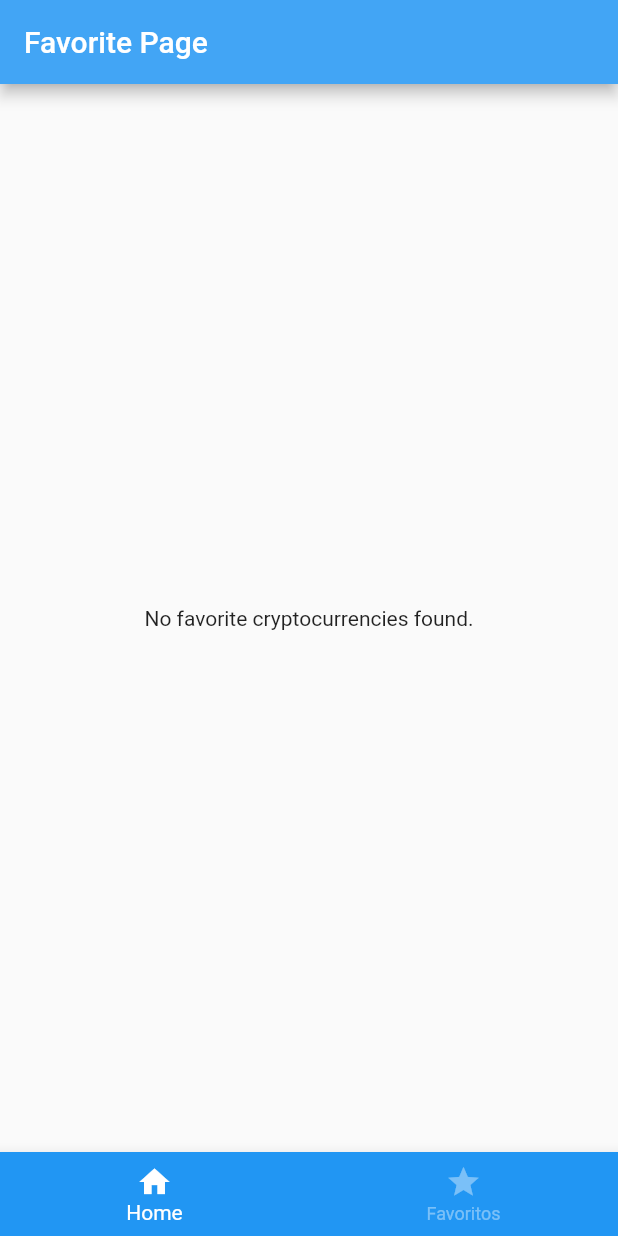
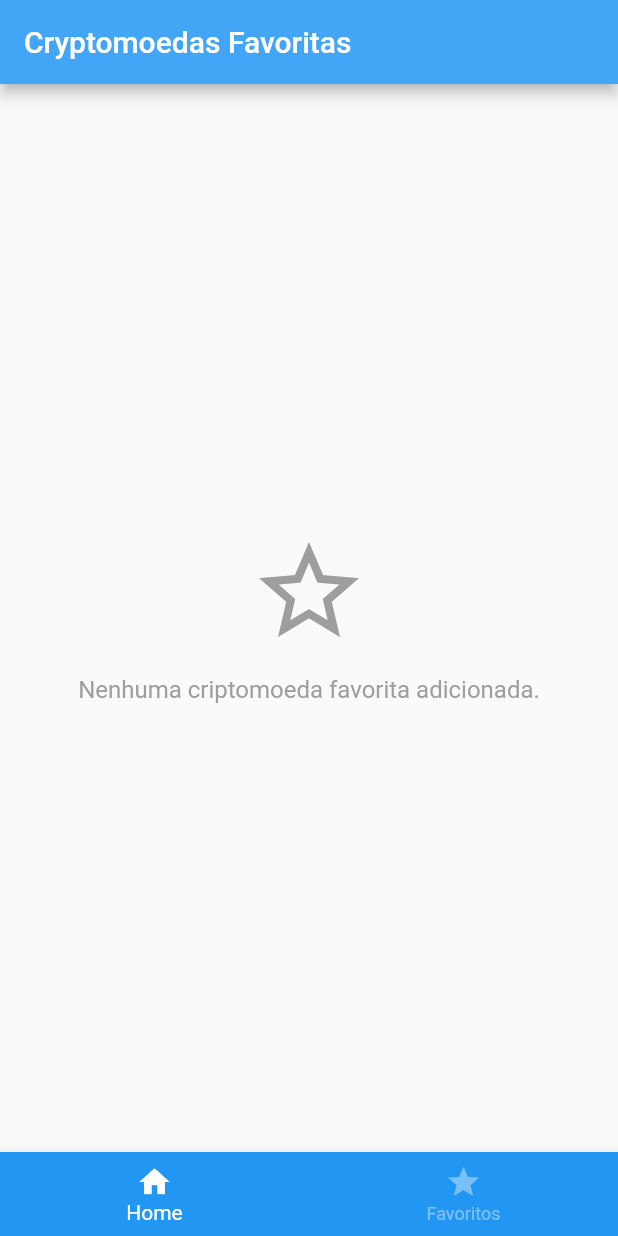
Before and after one commit to EduardoGomesSa/crypto_app, a Flutter app: the screen it shows after launch, swiped to page 2, on a phone screen of 412 x 824 dp. Run offline on Flutter 3.47's test engine with Material 3 defaults, Android fonts, the phone set to English and light mode, and no system bars; our stand-ins replace dio, fl_chart, flutter_dotenv, fluttertoast, get, shared_preferences and 1 more; accounts and stored records are empty; network calls fail.

Commit message:
feat: :sparkles: logo image was changed and favorite coins are marked in load

```diff
--- a/lib/src/bindings/crypto_binding.dart
+++ b/lib/src/bindings/crypto_binding.dart
@@ -2,6 +2,7 @@ import 'package:crypto_app/src/controllers/crypto_controller.dart';
 import 'package:crypto_app/src/core/services/http_manager.dart';
 import 'package:crypto_app/src/core/utils/app_utils.dart';
 import 'package:crypto_app/src/repositories/crypto_repository.dart';
+import 'package:crypto_app/src/repositories/favorite_repository.dart';
 import 'package:get/get.dart';
 
 class CryptoBinding extends Bindings {
@@ -13,8 +14,10 @@ class CryptoBinding extends Bindings {
       httpManager: Get.find<HttpManager>(),
       appUtils: Get.find<AppUtils>(),
     ));
+    Get.put(FavoriteRepository());
     Get.put(CryptoController(
       repository: Get.find<CryptoRepository>(),
+      favoriteRepository: Get.find<FavoriteRepository>(),
       appUtils: Get.find<AppUtils>(),
     ));
   }
--- a/lib/src/bindings/favorite_binding.dart
+++ b/lib/src/bindings/favorite_binding.dart
@@ -7,7 +7,7 @@ import 'package:get/get.dart';
 class FavoriteBinding extends Bindings {
   @override
   void dependencies() {
-    Get.put(FavoriteRepository());
+    // Get.put(FavoriteRepository());
     Get.put(FavoriteController(
       repository: Get.find<FavoriteRepository>(),
       cryptoRepository: Get.find<CryptoRepository>(),
--- a/lib/src/controllers/crypto_controller.dart
+++ b/lib/src/controllers/crypto_controller.dart
@@ -3,20 +3,24 @@ import 'package:crypto_app/src/core/utils/app_utils.dart';
 import 'package:crypto_app/src/models/crypto_chart_point_model.dart';
 import 'package:crypto_app/src/models/crypto_model.dart';
 import 'package:crypto_app/src/repositories/crypto_repository.dart';
+import 'package:crypto_app/src/repositories/favorite_repository.dart';
 import 'package:get/get.dart';
 
 class CryptoController extends GetxController {
   final CryptoRepository repository;
+  final FavoriteRepository favoriteRepository;
   final AppUtils appUtils;
 
   CryptoController({
     required this.repository,
+    required this.favoriteRepository,
     required this.appUtils,
   });
 
   RxBool isLoading = false.obs;
   RxList<CryptoModel> listCryptos = RxList<CryptoModel>([]);
-  RxList<CryptoChartPointModel> listChartPoints = RxList<CryptoChartPointModel>([]);
+  RxList<CryptoChartPointModel> listChartPoints =
+      RxList<CryptoChartPointModel>([]);
 
   @override
   void onInit() {
@@ -29,9 +33,20 @@ class CryptoController extends GetxController {
     isLoading.value = true;
 
     ApiResult<List<CryptoModel>> result = await repository.getAllCoins();
+    final favoriteIds = await favoriteRepository.getFavoriteIds();
 
     if (!result.isError) {
-      listCryptos.assignAll(result.data!);
+      final favoriteSet = favoriteIds.toSet();
+
+      final finalListCoins = result.data!;
+
+      for (final crypto in finalListCoins) {
+        if (favoriteSet.contains(crypto.id)) {
+          crypto.setIsFavorite(true);
+        }
+      }
+
+      listCryptos.assignAll(finalListCoins);
     } else {
       appUtils.showToast(message: result.message!, isError: true);
     }
@@ -42,7 +57,8 @@ class CryptoController extends GetxController {
   getChartById(String id) async {
     isLoading.value = true;
 
-    ApiResult<List<CryptoChartPointModel>> result = await repository.getChart(cryptoId: id);
+    ApiResult<List<CryptoChartPointModel>> result =
+        await repository.getChart(cryptoId: id);
 
     if (!result.isError) {
       listChartPoints.assignAll(result.data!);
--- a/lib/src/controllers/favorite_controller.dart
+++ b/lib/src/controllers/favorite_controller.dart
@@ -84,6 +84,4 @@ class FavoriteController extends GetxController {
       model.setIsFavorite(false);
     }
   }
-
-  //isFavorite()
 }
--- a/lib/src/pages/favorite/favorite_page.dart
+++ b/lib/src/pages/favorite/favorite_page.dart
@@ -12,7 +12,7 @@ class FavoritePage extends StatelessWidget {
 
     return Scaffold(
       appBar: AppBar(
-        title: const Text('Favorite Page'),
+        title: const Text('Cryptomoedas Favoritas'),
       ),
       body: Obx(() {
         if (favoriteController.isLoading.value) {
@@ -23,7 +23,21 @@ class FavoritePage extends StatelessWidget {
 
         if (favoriteController.favoriteCryptos.isEmpty) {
           return const Center(
-            child: Text('No favorite cryptocurrencies found.'),
+            child: Column(
+              mainAxisAlignment: MainAxisAlignment.center,
+              children: [
+                Icon(
+                  Icons.star_border,
+                  size: 80,
+                  color: Colors.grey,
+                ),
+                SizedBox(height: 16),
+                Text(
+                  'Nenhuma criptomoeda favorita adicionada.',
+                  style: TextStyle(fontSize: 16, color: Colors.grey),
+                ),
+              ],
+            ),
           );
         }
 
--- a/lib/src/pages/home/home_page.dart
+++ b/lib/src/pages/home/home_page.dart
@@ -12,7 +12,7 @@ class HomePage extends StatelessWidget {
 
     return Scaffold(
       appBar: AppBar(
-        title: const Text('Home Page'),
+        title: const Text('Todas as Cryptomoedas'),
       ),
       body: Obx(() {
         if (cryptoController.isLoading.value) {
```
Also changed, not shown: lib/src/core/widgets/favorite_icon_widget.dart (+30 -3 lines), lib/src/pages/home/widgets/crypto_card.dart (+13 -6 lines), lib/src/repositories/favorite_repository.dart (+15 -1 lines), 16 other files.
